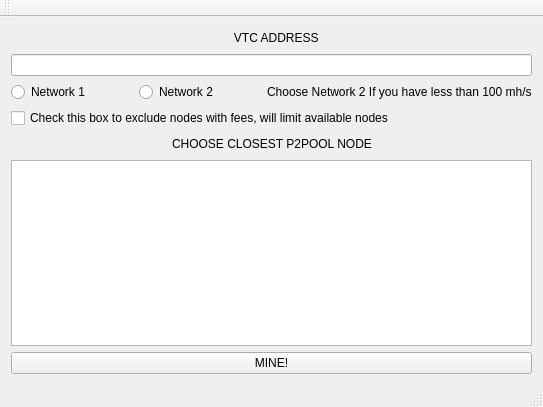
Qt form mainwindow.ui (nickhoyt/simpleMiner) before a commit.
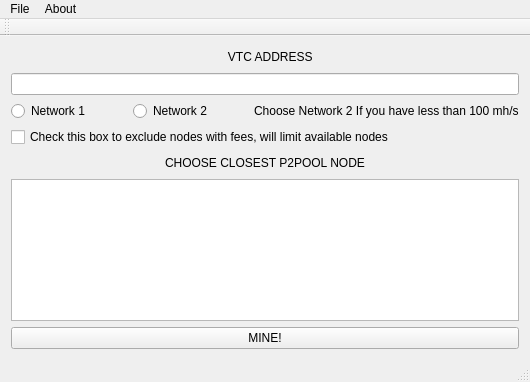
The same form after that commit.

Commit message: added title bar menus

Patch:
```diff
--- a/mainwindow.ui
+++ b/mainwindow.ui
@@ -6,8 +6,8 @@
    <rect>
     <x>0</x>
     <y>0</y>
-    <width>543</width>
-    <height>407</height>
+    <width>530</width>
+    <height>382</height>
    </rect>
   </property>
   <property name="windowTitle">
@@ -160,10 +160,28 @@
     <rect>
      <x>0</x>
      <y>0</y>
-     <width>543</width>
+     <width>530</width>
      <height>18</height>
     </rect>
    </property>
+   <widget class="QMenu" name="menuFile">
+    <property name="title">
+     <string>File</string>
+    </property>
+    <addaction name="actionSave_Config"/>
+    <addaction name="actionLoad_Config"/>
+    <addaction name="actionSet_Miner_Path"/>
+   </widget>
+   <widget class="QMenu" name="menuAbout">
+    <property name="title">
+     <string>About</string>
+    </property>
+    <addaction name="actionAbout_Qt"/>
+    <addaction name="actionAbout_simpleMiner"/>
+    <addaction name="actionAbout_ccminer"/>
+   </widget>
+   <addaction name="menuFile"/>
+   <addaction name="menuAbout"/>
   </widget>
   <widget class="QToolBar" name="mainToolBar">
    <attribute name="toolBarArea">
```
Left out of the diff: 30 changed lines with no effect on the pictures. The commit also changes 1 other file.
